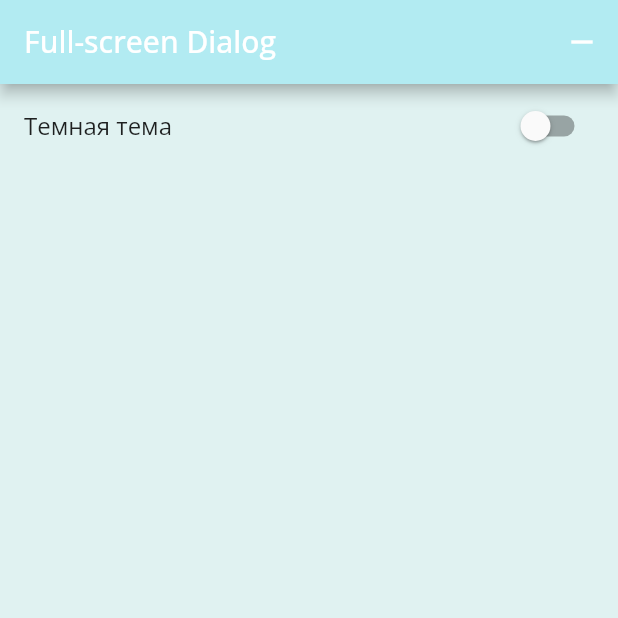
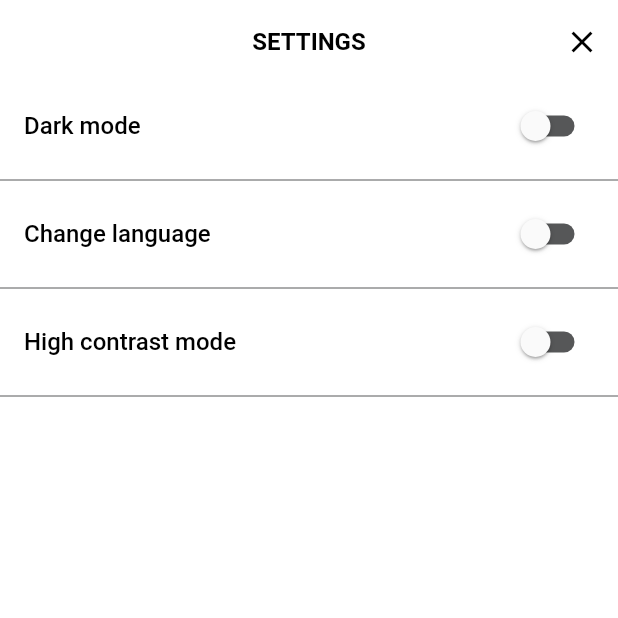
Before and after one commit to Carapacik/WordlyPlus, a Flutter app: the FullScreenDialog screen opened directly, on a phone screen of 412 x 824 dp, the top half of it. Run offline on Flutter 3.47's test engine with Material 2 defaults, Android fonts, the light colour scheme and no system bars; our stand-ins replace equatable, flutter_bloc, google_fonts, hydrated_bloc, url_strategy; missing offline and left inert: fluent_ui; project files that could hold a hidden picture were left out.

Commit message:
settings done; colors adjusted

```diff
--- a/lib/bloc/settings/settings_cubit.dart
+++ b/lib/bloc/settings/settings_cubit.dart
@@ -15,6 +15,12 @@ class SettingsCubit extends HydratedCubit<SettingsState> {
 
   void toggleTheme({required bool value}) =>
       emit(state.copyWith(isDarkThemeOn: value));
+
+  void toggleLanguage({required bool value}) =>
+      emit(state.copyWith(isEngLang: value));
+
+  void toggleContrast({required bool value}) =>
+      emit(state.copyWith(isHighContrast: value));
 
   @override
   SettingsState? fromJson(Map<String, dynamic> json) {
--- a/lib/presentation/widgets/settings_dialog.dart
+++ b/lib/presentation/widgets/settings_dialog.dart
@@ -1,6 +1,7 @@
 import 'package:flutter/material.dart';
 import 'package:flutter_bloc/flutter_bloc.dart';
 import 'package:wordle/bloc/settings/settings_cubit.dart';
+import 'package:wordle/resources/app_colors.dart';
 
 class FullScreenDialog extends StatelessWidget {
   const FullScreenDialog({Key? key}) : super(key: key);
@@ -9,24 +10,84 @@ class FullScreenDialog extends StatelessWidget {
   Widget build(BuildContext context) {
     return Scaffold(
       appBar: AppBar(
+        centerTitle: true,
         backgroundColor: Theme.of(context).primaryColorLight,
-        title: const Text('Full-screen Dialog'),
+        title: Text(
+          'SETTINGS',
+          style: Theme.of(context).textTheme.headline1,
+        ),
+        elevation: 0,
         automaticallyImplyLeading: false,
         actions: [
           IconButton(
             onPressed: Navigator.of(context).pop,
-            icon: const Icon(Icons.remove),
+            icon: const Icon(Icons.close),
+            color: Theme.of(context).primaryColor,
           ),
         ],
       ),
       body: BlocBuilder<SettingsCubit, SettingsState>(
         builder: (BuildContext context, state) {
-          return SwitchListTile(
-            title: const Text('Темная тема'),
-            value: state.isDarkThemeOn,
-            onChanged: (bool value) {
-              BlocProvider.of<SettingsCubit>(context).toggleTheme(value: value);
-            },
+          return Theme(
+            data: ThemeData(
+              splashColor: Colors.transparent,
+              highlightColor: Colors.transparent,
+            ),
+            child: Column(
+              children: [
+                SwitchListTile(
+                  inactiveTrackColor: AppColors.greyTrack,
+                  activeTrackColor: AppColors.greenTrack,
+                  activeColor: Colors.white,
+                  title: Text(
+                    'Dark mode',
+                    style: Theme.of(context).textTheme.headline6,
+                  ),
+                  value: state.isDarkThemeOn,
+                  onChanged: (bool value) {
+                    BlocProvider.of<SettingsCubit>(context)
+                        .toggleTheme(value: value);
+                  },
+                ),
+                const Divider(
+                  color: AppColors.greyTrack,
+                ),
+                SwitchListTile(
+                  inactiveTrackColor: AppColors.greyTrack,
+                  activeTrackColor: AppColors.greenTrack,
+                  activeColor: Colors.white,
+                  title: Text(
+                    'Change language',
+                    style: Theme.of(context).textTheme.headline6,
+                  ),
+                  value: state.isEngLang,
+                  onChanged: (bool value) {
+                    BlocProvider.of<SettingsCubit>(context)
+                        .toggleLanguage(value: value);
+                  },
+                ),
+                const Divider(
+                  color: AppColors.greyTrack,
+                ),
+                SwitchListTile(
+                  inactiveTrackColor: AppColors.greyTrack,
+                  activeTrackColor: AppColors.greenTrack,
+                  activeColor: Colors.white,
+                  title: Text(
+                    'High contrast mode',
+                    style: Theme.of(context).textTheme.headline6,
+                  ),
+                  value: state.isHighContrast,
+                  onChanged: (bool value) {
+                    BlocProvider.of<SettingsCubit>(context)
+                        .toggleContrast(value: value);
+                  },
+                ),
+                const Divider(
+                  color: AppColors.greyTrack,
+                ),
+              ],
+            ),
           );
         },
       ),
--- a/lib/resources/app_colors.dart
+++ b/lib/resources/app_colors.dart
@@ -7,4 +7,6 @@ class AppColors {
   static const darkGrey = Color(0xFF787C7E);
   static const green = Color(0xFF6AAA64);
   static const yellow = Color(0xFFC9B458);
+  static const greenTrack = Color(0xff538d4e);
+  static const greyTrack = Color(0xff565758);
 }
--- a/lib/resources/theme.dart
+++ b/lib/resources/theme.dart
@@ -8,12 +8,22 @@ enum AppTheme {
 
 final themes = {
   AppTheme.lightTheme: ThemeData(
-    textTheme: GoogleFonts.openSansTextTheme(),
+    textTheme: const TextTheme(
+      headline1: TextStyle(
+        fontSize: 16,
+        fontWeight: FontWeight.bold,
+        color: Colors.black,
+      ),
+      headline6: TextStyle(
+        fontSize: 16,
+        color: Colors.black,
+      ),
+    ),
     primaryColorDark: const Color(0xFF0097A7),
-    primaryColorLight: const Color(0xFFB2EBF2),
-    primaryColor: const Color(0xFF00BCD4),
+    primaryColorLight: const Color(0xFFFFFFFF),
+    primaryColor: const Color(0xFF000000),
     colorScheme: const ColorScheme.light(secondary: Color(0xFF009688)),
-    scaffoldBackgroundColor: const Color(0xFFE0F2F1),
+    scaffoldBackgroundColor: const Color(0xFFFFFFFF),
     inputDecorationTheme: InputDecorationTheme(
       border: OutlineInputBorder(
         borderRadius: BorderRadius.circular(8),
@@ -21,12 +31,22 @@ final themes = {
     ),
   ),
   AppTheme.darkTheme: ThemeData(
-    textTheme: GoogleFonts.openSansTextTheme(),
+    textTheme: const TextTheme(
+      headline1: TextStyle(
+        fontSize: 16,
+        fontWeight: FontWeight.bold,
+        color: Colors.white,
+      ),
+      headline6: TextStyle(
+        fontSize: 16,
+        color: Colors.white,
+      ),
+    ),
     primaryColorDark: const Color(0xDCDA2EF3),
-    primaryColorLight: const Color(0xDCEB94FF),
+    primaryColorLight: const Color(0xDC121213),
     primaryColor: const Color(0xFFFFFFFF),
     colorScheme: const ColorScheme.light(secondary: Color(0xFFE575F3)),
-    scaffoldBackgroundColor: const Color(0xFF343131),
+    scaffoldBackgroundColor: const Color(0xDC121213),
     inputDecorationTheme: InputDecorationTheme(
       border: OutlineInputBorder(
         borderRadius: BorderRadius.circular(8),
```
